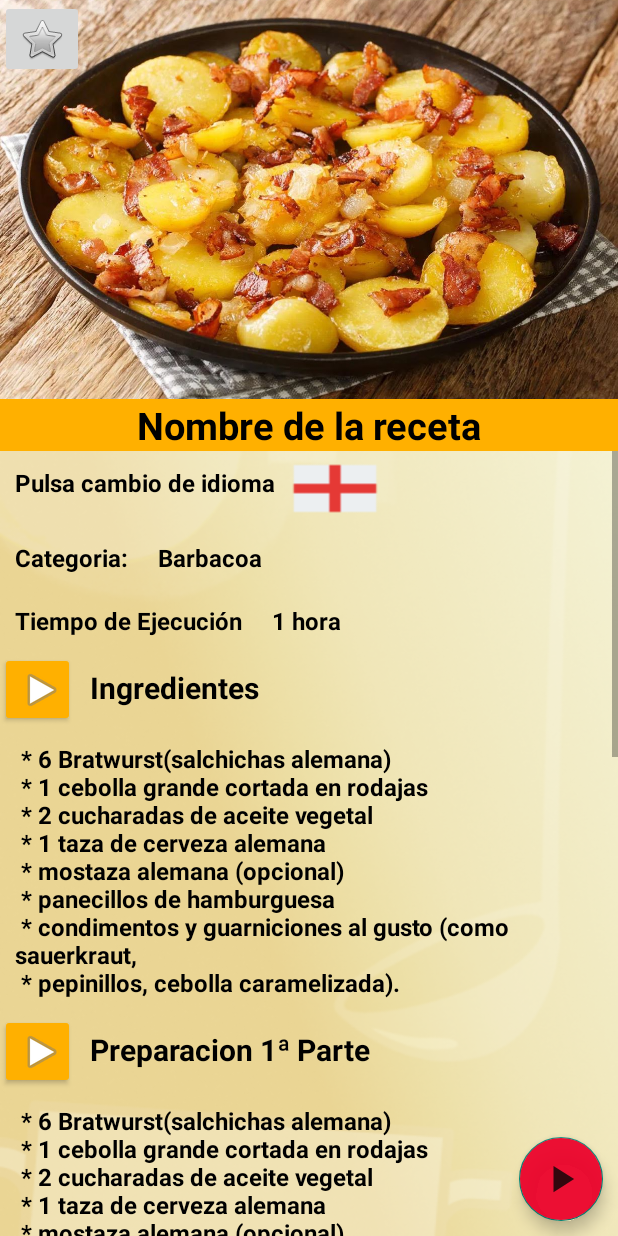
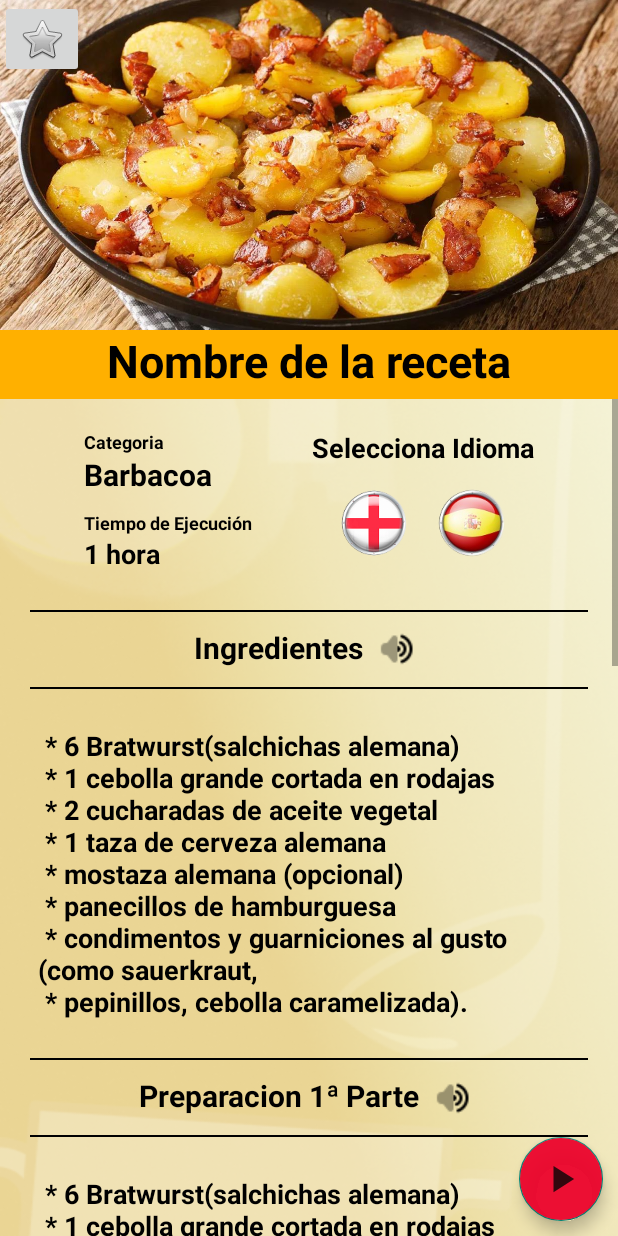
Before and after one commit to IRamirezSanchez/CookingQuest, an Android app: the layout receta_principal_activity_main.xml on its own in the app's theme, with its tools: preview values and no code run, on a phone screen of 412 x 824 dp. Run offline under Robolectric (Android 15) with nearby library versions, the phone set to English and light mode, and no system bars.

Commit message:
v.2.3
RecetaPrincipal  java y xml. Retoque.
Splash image con Glide.
Falta cambiar boton traductor a dos botones.

```diff
--- a/CookingQuest/app/src/main/res/layout/receta_principal_activity_main.xml
+++ b/CookingQuest/app/src/main/res/layout/receta_principal_activity_main.xml
@@ -9,7 +9,7 @@
     <ImageView
         android:id="@+id/rs_imagenreceta"
         android:layout_width="match_parent"
-        android:layout_height="266dp"
+        android:layout_height="220dp"
         android:scaleType="centerCrop"
         android:src="@drawable/comida_alemania_r3" />
 
@@ -18,11 +18,12 @@
         style="@style/TextViewStyle"
         android:layout_width="match_parent"
         android:layout_height="wrap_content"
+        android:paddingBottom="5dp"
         android:layout_below="@id/rs_imagenreceta"
         android:background="@color/Secundario_color"
         android:gravity="center"
         android:text="@string/rs_nombre_receta"
-        android:textSize="25dp" />
+        android:textSize="30dp" />
 
     <ScrollView
         android:id="@+id/ScrollView1"
@@ -33,258 +34,379 @@
 
         <LinearLayout
             android:layout_width="match_parent"
-            android:layout_height="match_parent"
+            android:layout_height="wrap_content"
+            android:layout_margin="10dp"
             android:orientation="vertical">
+
+
             <LinearLayout
-                android:layout_width="match_parent"
+                android:layout_width="wrap_content"
                 android:layout_height="wrap_content"
+                android:layout_gravity="center_horizontal"
+                android:layout_marginTop="10dp"
                 android:orientation="horizontal">
+
+                <LinearLayout
+                    android:layout_width="wrap_content"
+                    android:layout_height="wrap_content"
+                    android:orientation="vertical">
+
+                    <TextView
+                        android:id="@+id/rs_Categoria"
+                        style="@style/TextViewStyle"
+                        android:layout_width="wrap_content"
+                        android:layout_height="wrap_content"
+                        android:text="@string/CATEGORIA"
+                        android:textSize="@dimen/text_size0" />
+
+                    <TextView
+                        android:id="@+id/rs_textCategoria"
+                        style="@style/TextViewStyle"
+                        android:layout_width="wrap_content"
+                        android:layout_height="wrap_content"
+                        android:text="@string/rs_categoria_receta"
+                        android:textSize="@dimen/text_size3" />
+
+                    <TextView
+                        android:id="@+id/RSTextEjecucion"
+                        style="@style/TextViewStyle"
+                        android:layout_width="wrap_content"
+                        android:layout_height="wrap_content"
+                        android:layout_marginTop="10dp"
+                        android:text="@string/tiempo_de_ejecuci_n"
+                        android:textSize="@dimen/text_size0" />
+
+                    <TextView
+                        android:id="@+id/rs_textTiempo"
+                        style="@style/TextViewStyle"
+                        android:layout_width="wrap_content"
+                        android:layout_height="wrap_content"
+                        android:text="@string/rs_tiempo_sp1"
+                        android:textSize="@dimen/text_size2" />
+                </LinearLayout>
+
+                <LinearLayout
+                    android:layout_width="wrap_content"
+                    android:layout_height="wrap_content"
+                    android:orientation="vertical"
+                    android:layout_marginStart="40dp">
 
                     <TextView
                         android:id="@+id/rs_Idioma"
                         style="@style/TextViewStyle"
                         android:layout_width="wrap_content"
                         android:layout_height="wrap_content"
-                    android:layout_margin="@dimen/margin_regular"
-                    android:text="Pulsa cambio de idioma"
-                    android:textSize="@dimen/text_size" />
+                        android:layout_gravity="center_horizontal"
+                        android:layout_marginBottom="10dp"
+                        android:text="Selecciona Idioma"
+                        android:textSize="@dimen/text_size2" />
 
+                    <LinearLayout
+                        android:layout_width="wrap_content"
+                        android:layout_height="wrap_content"
+                        android:layout_gravity="center_horizontal"
+                        android:orientation="horizontal"
+                        android:padding="5dp">
 
                         <Button
                             android:id="@+id/translateButton"
-                    android:layout_width="60dp"
-                    android:layout_height="50dp"
-                    android:layout_gravity="end"
-                    android:background="@drawable/icons_england"/>
+                            android:layout_width="45dp"
+                            android:layout_height="45dp"
+                            android:layout_marginEnd="20dp"
+                            android:background="@drawable/inglaterra_bandera_3d" />
+
+                        <Button
+                            android:id="@+id/translateButtonEsp"
+                            android:layout_width="45dp"
+                            android:layout_height="45dp"
+                            android:background="@drawable/spain_bandera_3d" />
+
 
                     </LinearLayout>
-            <LinearLayout
-                android:layout_width="match_parent"
-                android:layout_height="wrap_content"
-                android:orientation="horizontal">
 
-                <TextView
-                    android:id="@+id/rs_Categoria"
-                    style="@style/TextViewStyle"
-                    android:layout_width="wrap_content"
-                    android:layout_height="wrap_content"
-                    android:layout_margin="@dimen/margin_regular"
-                    android:text="@string/categoria"
-                    android:textSize="@dimen/text_size" />
-
-                <TextView
-                    android:id="@+id/rs_textCategoria"
-                    style="@style/TextViewStyle"
-                    android:layout_width="wrap_content"
-                    android:layout_height="wrap_content"
-                    android:layout_margin="@dimen/margin_regular"
-                    android:text="@string/rs_categoria_receta"
-                    android:textSize="@dimen/text_size" />
 
                 </LinearLayout>
+
+            </LinearLayout>
+
+
+            <View
+                android:layout_width="match_parent"
+                android:layout_height="1dp"
+                android:layout_gravity="center_horizontal"
+                android:layout_marginTop="25dp"
+                android:layout_marginBottom="10dp"
+                android:layout_marginLeft="10dp"
+                android:layout_marginRight="10dp"
+                android:background="@color/black" />
 
             <LinearLayout
                 android:layout_width="match_parent"
                 android:layout_height="wrap_content"
+                android:gravity="center_horizontal"
                 android:orientation="horizontal">
 
-                <TextView
-                    android:id="@+id/RSTextEjecucion"
-                    style="@style/TextViewStyle"
-                    android:layout_width="wrap_content"
-                    android:layout_height="wrap_content"
-                    android:layout_margin="@dimen/margin_regular"
-                    android:text="@string/tiempo_de_ejecuci_n"
-                    android:textSize="@dimen/text_size" />
-
-                <TextView
-                    android:id="@+id/rs_textTiempo"
-                    style="@style/TextViewStyle"
-                    android:layout_width="wrap_content"
-                    android:layout_height="wrap_content"
-                    android:layout_margin="@dimen/margin_regular"
-                    android:text="@string/rs_tiempo_sp1"
-                    android:textSize="@dimen/text_size" />
-            </LinearLayout>
-            <LinearLayout
-                android:layout_width="match_parent"
-                android:layout_height="wrap_content"
-                android:orientation="horizontal">
-
-                <Button
-                    android:id="@+id/playPauseButton1"
-                    android:layout_width="50dp"
-                    android:layout_height="50dp"
-                    android:layout_alignParentStart="true"
-                    android:layout_gravity="center_horizontal"
-                    android:backgroundTint="@color/Secundario_color"
-                    android:drawableLeft="@android:drawable/ic_media_play"
-                    android:onClick="onClickPlayPause" />
 
                 <TextView
                     android:id="@+id/RSTextIngredientes"
                     style="@style/TextViewStyle"
                     android:layout_width="wrap_content"
                     android:layout_height="wrap_content"
-                    android:layout_margin="@dimen/margin_regular"
                     android:text="@string/ingredientes"
                     android:textSize="20sp" />
 
+                <Button
+                    android:id="@+id/playPauseButton1"
+                    android:layout_width="30dp"
+                    android:layout_height="30dp"
+                    android:layout_gravity="center_vertical"
+                    android:layout_marginStart="10dp"
+                    android:background="@android:color/transparent"
+                    android:drawableStart="@drawable/icons_audio"
+                    android:onClick="onClickPlayPause" />
+
+
             </LinearLayout>
 
-
+            <View
+                android:layout_width="match_parent"
+                android:layout_height="1dp"
+                android:layout_margin="10dp"
+                android:background="@color/black" />
 
             <TextView
                 android:id="@+id/rs_ingredientesContent"
                 style="@style/TextViewStyle"
                 android:layout_width="wrap_content"
                 android:layout_height="wrap_content"
-                android:layout_margin="@dimen/margin_regular"
+                android:layout_margin="15dp"
                 android:text="@string/rs_contenido_ingredientes"
-                android:textSize="@dimen/text_size" />
+                android:textSize="@dimen/text_size2" />
+
+            <View
+                android:layout_width="match_parent"
+                android:layout_height="1dp"
+                android:layout_margin="10dp"
+                android:background="@color/black" />
 
             <LinearLayout
                 android:layout_width="match_parent"
                 android:layout_height="wrap_content"
+                android:gravity="center_horizontal"
                 android:orientation="horizontal">
 
-                <Button
-                    android:id="@+id/playPauseButton2"
-                    android:layout_width="50dp"
-                    android:layout_height="50dp"
-                    android:layout_alignParentStart="true"
-                    android:layout_gravity="center_horizontal"
-                    android:backgroundTint="@color/Secundario_color"
-                    android:drawableLeft="@android:drawable/ic_media_play"
-                    android:onClick="onClickPlayPause" />
 
                 <TextView
                     android:id="@+id/RSTextPreparacion1"
                     style="@style/TextViewStyle"
                     android:layout_width="wrap_content"
                     android:layout_height="wrap_content"
-                    android:layout_margin="@dimen/margin_regular"
                     android:text="@string/preparacion_1_parte"
                     android:textSize="20sp" />
 
+                <Button
+                    android:id="@+id/playPauseButton2"
+                    android:layout_width="30dp"
+                    android:layout_height="30dp"
+                    android:layout_marginStart="10dp"
+                    android:background="@android:color/transparent"
+                    android:drawableStart="@drawable/icons_audio"
+                    android:onClick="onClickPlayPause" />
+
             </LinearLayout>
+
+            <View
+                android:layout_width="match_parent"
+                android:layout_height="1dp"
+                android:layout_margin="10dp"
+                android:background="@color/black" />
 
             <TextView
                 android:id="@+id/rs_preparacion_1"
                 style="@style/TextViewStyle"
                 android:layout_width="wrap_content"
                 android:layout_height="wrap_content"
-                android:layout_margin="@dimen/margin_regular"
+                android:layout_margin="15dp"
                 android:text="@string/rs_contenido_ingredientes"
-                android:textSize="@dimen/text_size" />
+                android:textSize="@dimen/text_size2" />
+
+            <View
+                android:layout_width="match_parent"
+                android:layout_height="1dp"
+                android:layout_margin="10dp"
+                android:background="@color/black" />
 
             <LinearLayout
                 android:layout_width="match_parent"
                 android:layout_height="wrap_content"
+                android:gravity="center_horizontal"
                 android:orientation="horizontal">
 
-                <Button
-                    android:id="@+id/playPauseButton3"
-                    android:layout_width="50dp"
-                    android:layout_height="50dp"
-                    android:layout_alignParentStart="true"
-                    android:layout_gravity="center_horizontal"
-                    android:backgroundTint="@color/Secundario_color"
-                    android:drawableLeft="@android:drawable/ic_media_play"
-                    android:onClick="onClickPlayPause" />
 
                 <TextView
                     android:id="@+id/RSTextPreparacion2"
                     style="@style/TextViewStyle"
                     android:layout_width="wrap_content"
                     android:layout_height="wrap_content"
-                    android:layout_margin="@dimen/margin_regular"
                     android:text="@string/preparacion_2_parte"
                     android:textSize="20sp" />
 
+                <Button
+                    android:id="@+id/playPauseButton3"
+                    android:layout_width="30dp"
+                    android:layout_height="30dp"
+                    android:layout_marginStart="10dp"
+                    android:background="@android:color/transparent"
+                    android:drawableStart="@drawable/icons_audio"
+                    android:onClick="onClickPlayPause" />
+
             </LinearLayout>
+
+            <View
+                android:layout_width="match_parent"
+                android:layout_height="1dp"
+                android:layout_margin="10dp"
+                android:background="@color/black" />
 
             <TextView
                 android:id="@+id/rs_preparacion_2"
                 style="@style/TextViewStyle"
                 android:layout_width="wrap_content"
                 android:layout_height="wrap_content"
-                android:layout_margin="@dimen/margin_regular"
+                android:layout_margin="15dp"
                 android:text="@string/rs_contenido_ingredientes"
-                android:textSize="@dimen/text_size" />
+                android:textSize="@dimen/text_size2" />
+
+            <View
+                android:layout_width="match_parent"
+                android:layout_height="1dp"
+                android:layout_margin="10dp"
+                android:background="@color/black" />
 
             <LinearLayout
                 android:layout_width="match_parent"
                 android:layout_height="wrap_content"
+                android:gravity="center_horizontal"
                 android:orientation="horizontal">
 
-                <Button
-                    android:id="@+id/playPauseButton4"
-                    android:layout_width="50dp"
-                    android:layout_height="50dp"
-                    android:layout_alignParentStart="true"
-                    android:layout_gravity="center_horizontal"
-                    android:backgroundTint="@color/Secundario_color"
-                    android:drawableLeft="@android:drawable/ic_media_play"
-                    android:onClick="onClickPlayPause" />
 
                 <TextView
                     android:id="@+id/RSTextPreparacion3"
                     style="@style/TextViewStyle"
                     android:layout_width="wrap_content"
                     android:layout_height="wrap_content"
-                    android:layout_margin="@dimen/margin_regular"
                     android:text="@string/preparacion_3_parte"
                     android:textSize="20sp" />
 
+                <Button
+                    android:id="@+id/playPauseButton4"
+                    android:layout_width="30dp"
+                    android:layout_height="30dp"
+                    android:layout_marginStart="10dp"
+                    android:background="@android:color/transparent"
+                    android:drawableStart="@drawable/icons_audio"
+                    android:onClick="onClickPlayPause" />
+
             </LinearLayout>
+
+            <View
+                android:layout_width="match_parent"
+                android:layout_height="1dp"
+                android:layout_margin="10dp"
+                android:background="@color/black" />
 
             <TextView
                 android:id="@+id/rs_preparacion_3"
                 style="@style/TextViewStyle"
                 android:layout_width="wrap_content"
                 android:layout_height="wrap_content"
-                android:layout_margin="@dimen/margin_regular"
+                android:layout_margin="15dp"
                 android:text="@string/rs_contenido_ingredientes"
-                android:textSize="@dimen/text_size" />
+                android:textSize="@dimen/text_size2" />
+
+            <View
+                android:layout_width="match_parent"
+                android:layout_height="1dp"
+                android:layout_margin="10dp"
+                android:background="@color/black" />
 
             <LinearLayout
                 android:layout_width="match_parent"
                 android:layout_height="wrap_content"
+                android:gravity="center_horizontal"
                 android:orientation="horizontal">
-
-                <Button
-                    android:id="@+id/playPauseButton5"
-                    android:layout_width="50dp"
-                    android:layout_height="50dp"
-                    android:layout_alignParentStart="true"
-                    android:layout_gravity="center_horizontal"
-                    android:backgroundTint="@color/Secundario_color"
-                    android:drawableLeft="@android:drawable/ic_media_play"
-                    android:onClick="onClickPlayPause" />
 
                 <TextView
                     android:id="@+id/RSTextPreparacion4"
                     style="@style/TextViewStyle"
                     android:layout_width="wrap_content"
                     android:layout_height="wrap_content"
-                    android:layout_margin="@dimen/margin_regular"
                     android:text="@string/preparacion_4_parte"
                     android:textSize="20sp" />
 
+                <Button
+                    android:id="@+id/playPauseButton5"
+                    android:layout_width="30dp"
+                    android:layout_height="30dp"
+                    android:layout_marginStart="10dp"
+                    android:background="@android:color/transparent"
+                    android:drawableStart="@drawable/icons_audio"
+                    android:onClick="onClickPlayPause" />
+
             </LinearLayout>
+
+            <View
+                android:layout_width="match_parent"
+                android:layout_height="1dp"
+                android:layout_margin="10dp"
+                android:background="@color/black" />
 
             <TextView
                 android:id="@+id/rs_preparacion_4"
                 style="@style/TextViewStyle"
                 android:layout_width="wrap_content"
                 android:layout_height="wrap_content"
-                android:layout_margin="@dimen/margin_regular"
+                android:layout_margin="15dp"
                 android:text="@string/rs_contenido_ingredientes"
-                android:textSize="@dimen/text_size" />
+                android:textSize="@dimen/text_size2" />
+
+
+            <LinearLayout
+                android:layout_width="match_parent"
+                android:layout_height="wrap_content"
+                android:orientation="vertical"
+                android:layout_marginTop="30dp"
+
+                android:background="@drawable/bottonsheet_background"
+                android:gravity="center_horizontal">
+
+                <ImageView
+                    android:id="@+id/splashImageView"
+                    android:layout_width="match_parent"
+                    android:layout_height="match_parent"
+                    android:layout_gravity="center"
+                    android:layout_marginTop="40dp"/>
+
+                <TextView
+                    android:layout_width="wrap_content"
+                    android:layout_height="wrap_content"
+                    android:text="Receta proporcionada por Chef Gourmet"
+                    android:textAppearance="?android:attr/textAppearanceSmall"
+                    android:layout_gravity="center"
+                    android:layout_margin="10dp"
+                   />
 
 
             </LinearLayout>
+            <View
+                android:layout_width="match_parent"
+                android:layout_height="5dp"
+
+                android:layout_marginBottom="10dp"
+                android:background="@color/black" />
+
+        </LinearLayout>
+
     </ScrollView>
 
     <com.google.android.material.floatingactionbutton.FloatingActionButton
@@ -310,11 +432,10 @@
 
     <ImageButton
         android:id="@+id/estrella_ON"
-        android:visibility="invisible"
         android:layout_width="wrap_content"
         android:layout_height="wrap_content"
+        android:visibility="invisible"
         app:srcCompat="@android:drawable/btn_star_big_on" />
 
 
-
 </RelativeLayout>
--- a/CookingQuest/app/src/main/res/layout/recetas_pais_activity_main.xml
+++ b/CookingQuest/app/src/main/res/layout/recetas_pais_activity_main.xml
@@ -15,7 +15,6 @@
         android:layout_centerHorizontal="true"
         android:layout_marginTop="30dp"
         android:layout_marginBottom="20dp"
-
         android:gravity="center"
         android:text=" "
         style="@style/TextViewStyle"
--- a/CookingQuest/app/src/main/res/menu/cooquing_quest_menu.xml
+++ b/CookingQuest/app/src/main/res/menu/cooquing_quest_menu.xml
@@ -16,6 +16,7 @@
     <item
         android:id="@+id/menu_juegos"
         android:title="Juegos"
+        android:icon="@drawable/icons_audio"
         app:showAsAction="never">
         <menu>
             <item
--- a/CookingQuest/app/src/main/res/values/colors.xml
+++ b/CookingQuest/app/src/main/res/values/colors.xml
@@ -15,6 +15,11 @@
 
     <color name="Tercer_color">#004225</color>
     <color name="Tercer_color_claro">#47815C</color>
+
+    <color name="colorAccent">#FFB000</color>
+    <color name="colorPrimary">#42BFB4</color>
+    <color name="colorPrimaryDark">#004225</color>
+
     <!--
         <color name="Principal_color">#FCF5ED</color>
         <color name="Secundario_color">#F4BF96</color>
--- a/CookingQuest/app/src/main/res/values/dimens.xml
+++ b/CookingQuest/app/src/main/res/values/dimens.xml
@@ -4,5 +4,12 @@
     <dimen name="line_spacing">5sp</dimen>
     <dimen name="margin_regular">10dp</dimen>
     <dimen name="text_size">16sp</dimen>
+    <dimen name="text_size0">12sp</dimen>
+    <dimen name="text_size2">18sp</dimen>
+    <dimen name="text_size3">20sp</dimen>
+    <dimen name="text_size4">22sp</dimen>
+    <dimen name="text_size5">24sp</dimen>
+    <dimen name="text_size6">26sp</dimen>
+    <dimen name="text_size7">28sp</dimen>
 
 </resources>
--- a/CookingQuest/app/src/main/res/values/strings.xml
+++ b/CookingQuest/app/src/main/res/values/strings.xml
@@ -45,7 +45,7 @@
     <string name="volver">VOLVER</string>
 
 
-    <string name="CATEGORIA">Categoria:</string>
+    <string name="CATEGORIA">Categoria</string>
     <string name="rs_categoria_sp1">Postres</string>
     <string name="rs_categoria_sp2">Guisos</string>
     <string name="rs_categoria_sp3">Postres</string>
```
Also changed, not shown: CookingQuest/app/src/main/java/com/example/cookingquest/GameActivityAdivina.java (+41 -14 lines), CookingQuest/app/src/main/java/com/example/cookingquest/RecetaPrincipalActivity.java (+47 -31 lines), CookingQuest/app/src/main/res/drawable/image_redonda.xml (added, +12 -0 lines), CookingQuest/app/src/main/res/layout/dialog_cocina.xml (added, +64 -0 lines), CookingQuest/app/src/main/res/drawable/icons_audio.png (added), CookingQuest/app/src/main/res/drawable/icons_england.png, CookingQuest/app/src/main/res/drawable/icons_no_audio.png (added), CookingQuest/app/src/main/res/drawable/icons_spain.png. Lines whose indentation alone changed are shown as unchanged.
